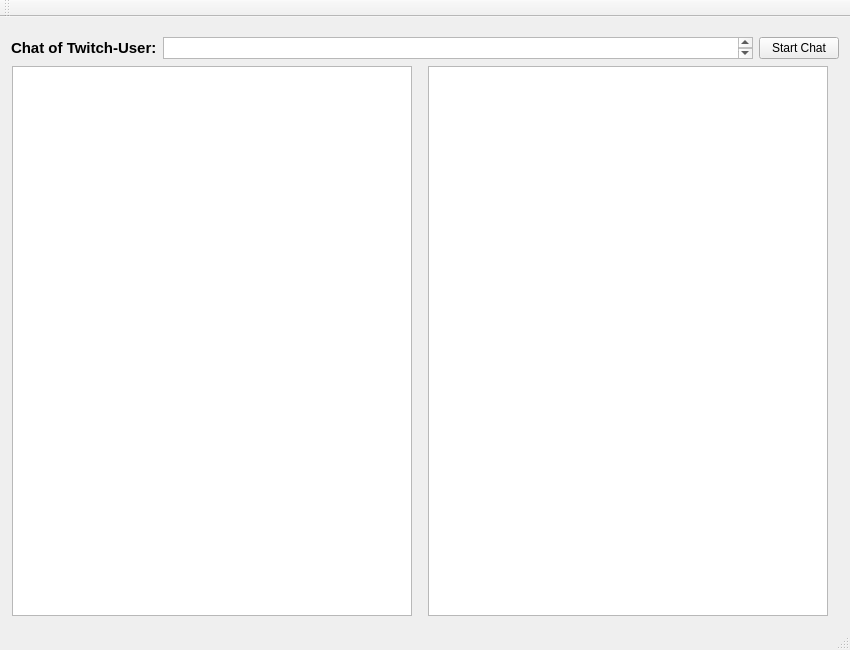
Old version of the form mainwindow.ui in the repository TutorExilius/TwitchChatMan.
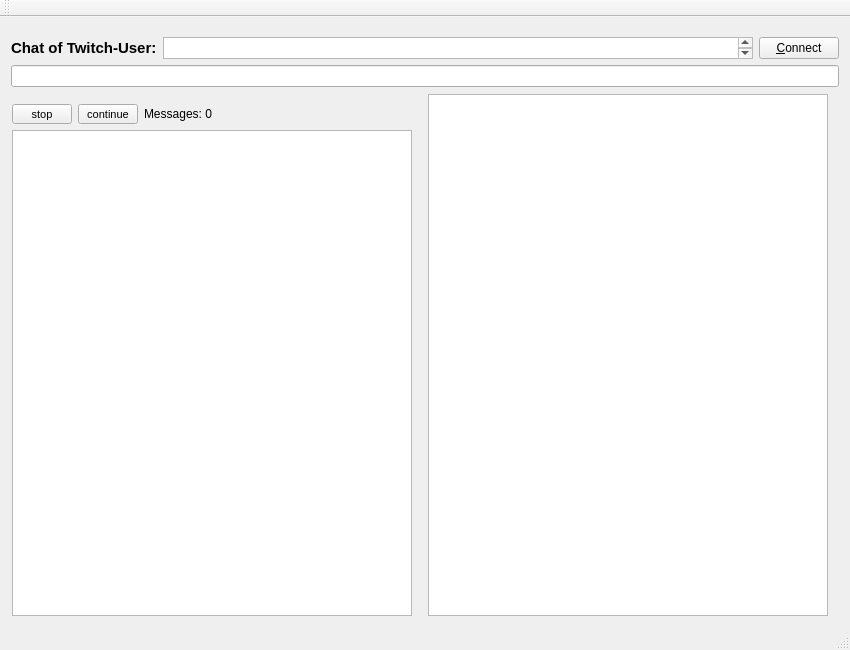
New version of the form.

```diff
--- a/mainwindow.ui
+++ b/mainwindow.ui
@@ -11,7 +11,7 @@
    </rect>
   </property>
   <property name="sizePolicy">
-   <sizepolicy hsizetype="Preferred" vsizetype="Preferred">
+   <sizepolicy hsizetype="Minimum" vsizetype="Minimum">
     <horstretch>0</horstretch>
     <verstretch>0</verstretch>
    </sizepolicy>
@@ -26,6 +26,12 @@
    <string>MainWindow</string>
   </property>
   <widget class="QWidget" name="centralWidget">
+   <property name="sizePolicy">
+    <sizepolicy hsizetype="Minimum" vsizetype="Minimum">
+     <horstretch>0</horstretch>
+     <verstretch>0</verstretch>
+    </sizepolicy>
+   </property>
    <layout class="QVBoxLayout" name="verticalLayout">
     <property name="sizeConstraint">
      <enum>QLayout::SetMaximumSize</enum>
@@ -80,12 +86,15 @@
       <item>
        <widget class="QPushButton" name="pushButton">
         <property name="text">
-         <string>Start Chat</string>
+         <string>&amp;Connect</string>
         </property>
        </widget>
       </item>
      </layout>
     </item>
+    <item>
+     <widget class="QLineEdit" name="lineEdit_password"/>
+    </item>
     <item>
      <widget class="QWidget" name="horizontalWidget_chatFields" native="true">
       <property name="enabled">
@@ -105,6 +114,92 @@
         <number>1</number>
        </property>
        <item>
+        <layout class="QVBoxLayout" name="verticalLayout_2">
+         <property name="sizeConstraint">
+          <enum>QLayout::SetMinimumSize</enum>
+         </property>
+         <property name="rightMargin">
+          <number>0</number>
+         </property>
+         <item>
+          <layout class="QHBoxLayout" name="horizontalLayout_3">
+           <property name="sizeConstraint">
+            <enum>QLayout::SetMinimumSize</enum>
+           </property>
+           <property name="topMargin">
+            <number>10</number>
+           </property>
+           <item>
+            <widget class="QPushButton" name="pushButton_stop">
+             <property name="sizePolicy">
+              <sizepolicy hsizetype="Minimum" vsizetype="Minimum">
+               <horstretch>0</horstretch>
+               <verstretch>0</verstretch>
+              </sizepolicy>
+             </property>
+             <property name="maximumSize">
+              <size>
+               <width>60</width>
+               <height>20</height>
+              </size>
+             </property>
+             <property name="font">
+              <font>
+               <pointsize>8</pointsize>
+              </font>
+             </property>
+             <property name="text">
+              <string>stop</string>
+             </property>
+            </widget>
+           </item>
+           <item>
+            <widget class="QPushButton" name="pushButton_continue">
+             <property name="maximumSize">
+              <size>
+               <width>60</width>
+               <height>20</height>
+              </size>
+             </property>
+             <property name="font">
+              <font>
+               <pointsize>8</pointsize>
+              </font>
+             </property>
+             <property name="text">
+              <string>continue</string>
+             </property>
+            </widget>
+           </item>
+           <item>
+            <widget class="QLabel" name="label_countMessages">
+             <property name="sizePolicy">
+              <sizepolicy hsizetype="Minimum" vsizetype="Minimum">
+               <horstretch>0</horstretch>
+               <verstretch>0</verstretch>
+              </sizepolicy>
+             </property>
+             <property name="text">
+              <string>Messages: 0</string>
+             </property>
+            </widget>
+           </item>
+           <item>
+            <spacer name="horizontalSpacer_2">
+             <property name="orientation">
+              <enum>Qt::Horizontal</enum>
+             </property>
+             <property name="sizeHint" stdset="0">
+              <size>
+               <width>40</width>
+               <height>20</height>
+              </size>
+             </property>
+            </spacer>
+           </item>
+          </layout>
+         </item>
+         <item>
         <widget class="QListWidget" name="listWidget_chat">
          <property name="enabled">
           <bool>true</bool>
@@ -134,18 +229,20 @@
           </size>
          </property>
          <property name="styleSheet">
-          <string notr="true">QListWidget::item
+            <string notr="true">QListView::item
 {
-border: 1px solid black;
+border: 1px solid #999;
+padding: 3px;
+padding-bottom: 0px;
 margin: 5px;
 }
 
-
-QListWidget::item:hover
+QListView::item:hover
 {
 border: 2px solid black;
 background-color: #ddd;
 }
+
 </string>
          </property>
          <property name="alternatingRowColors">
@@ -159,6 +256,8 @@
          </property>
         </widget>
        </item>
+        </layout>
+       </item>
        <item>
         <spacer name="horizontalSpacer">
          <property name="orientation">
@@ -177,6 +276,12 @@
        </item>
        <item>
         <widget class="QListWidget" name="listWidget">
+         <property name="sizePolicy">
+          <sizepolicy hsizetype="Minimum" vsizetype="Minimum">
+           <horstretch>0</horstretch>
+           <verstretch>0</verstretch>
+          </sizepolicy>
+         </property>
          <property name="minimumSize">
           <size>
            <width>400</width>
```
Left out of the diff: 28 changed lines with no effect on the pictures. Lines whose indentation alone changed are shown as unchanged.
